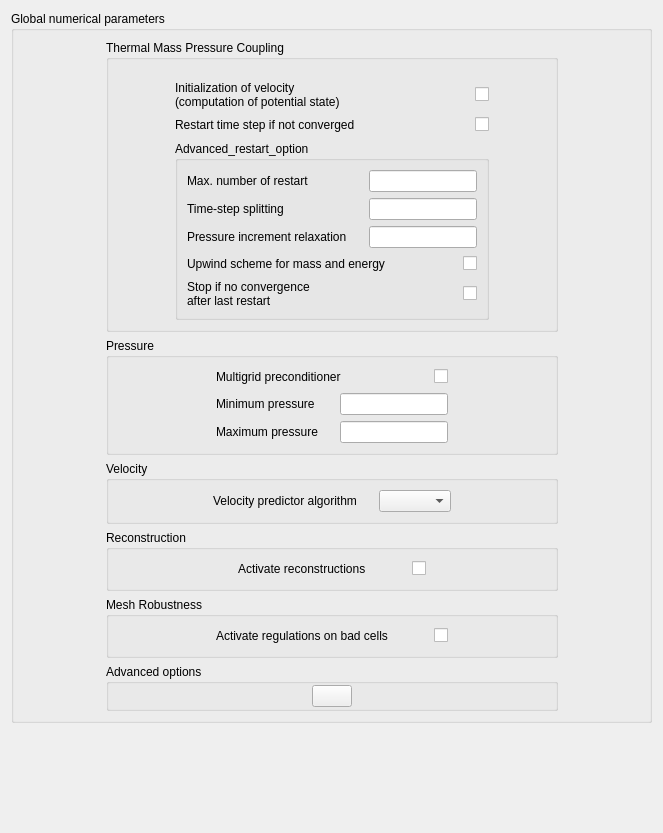
Old version of the form python/code_saturne/gui/case/GlobalNumericalParameters.ui in the repository code-saturne/code_saturne.
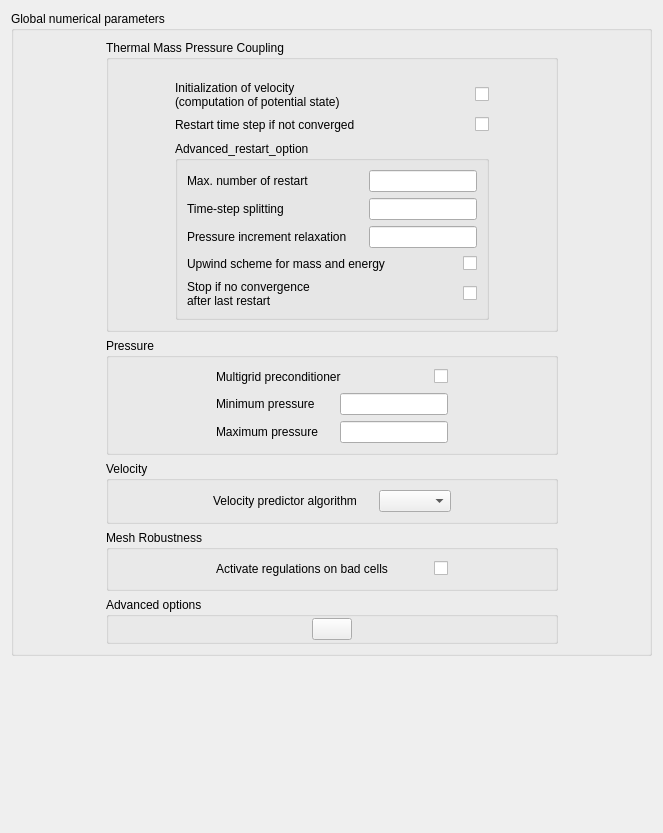
New version of the form. Icons and pictures are not drawn.

Commit message: Remove reconstruction option from neptune_cfd Numerical Parameters in GUI (it is now handled automatically, without needing user activation).

```diff
--- a/python/code_saturne/gui/case/GlobalNumericalParameters.ui
+++ b/python/code_saturne/gui/case/GlobalNumericalParameters.ui
@@ -522,82 +522,6 @@
        </widget>
       </item>
       <item row="4" column="1">
-       <widget class="QGroupBox" name="groupBox_3">
-        <property name="title">
-         <string>Reconstruction</string>
-        </property>
-        <layout class="QGridLayout" name="gridLayout_4">
-         <item row="0" column="0">
-          <spacer>
-           <property name="orientation">
-            <enum>Qt::Horizontal</enum>
-           </property>
-           <property name="sizeHint" stdset="0">
-            <size>
-             <width>69</width>
-             <height>20</height>
-            </size>
-           </property>
-          </spacer>
-         </item>
-         <item row="0" column="1">
-          <layout class="QVBoxLayout" name="verticalLayout_3">
-           <item>
-            <layout class="QHBoxLayout">
-             <property name="spacing">
-              <number>6</number>
-             </property>
-             <property name="margin">
-              <number>0</number>
-             </property>
-             <item>
-              <widget class="QLabel" name="label_8">
-               <property name="text">
-                <string>Activate reconstructions</string>
-               </property>
-              </widget>
-             </item>
-             <item>
-              <spacer>
-               <property name="orientation">
-                <enum>Qt::Horizontal</enum>
-               </property>
-               <property name="sizeHint" stdset="0">
-                <size>
-                 <width>40</width>
-                 <height>20</height>
-                </size>
-               </property>
-              </spacer>
-             </item>
-             <item>
-              <widget class="QCheckBox" name="checkBoxFacesReconstruction">
-               <property name="text">
-                <string/>
-               </property>
-              </widget>
-             </item>
-            </layout>
-           </item>
-          </layout>
-         </item>
-         <item row="0" column="2">
-          <spacer>
-           <property name="orientation">
-            <enum>Qt::Horizontal</enum>
-           </property>
-           <property name="sizeHint" stdset="0">
-            <size>
-             <width>68</width>
-             <height>20</height>
-            </size>
-           </property>
-          </spacer>
-         </item>
-        </layout>
-       </widget>
-      </item>
-      <item row="5" column="1">
        <widget class="QGroupBox" name="gridGroupBox">
         <property name="title">
          <string>Mesh Robustness</string>
@@ -663,7 +587,7 @@
         </layout>
        </widget>
       </item>
-      <item row="6" column="1">
+      <item row="5" column="1">
        <widget class="QGroupBox" name="groupBox">
         <property name="title">
          <string>Advanced options</string>
```
The commit also changes 2 other files.
